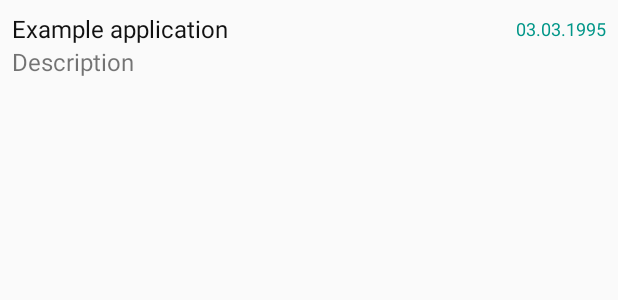
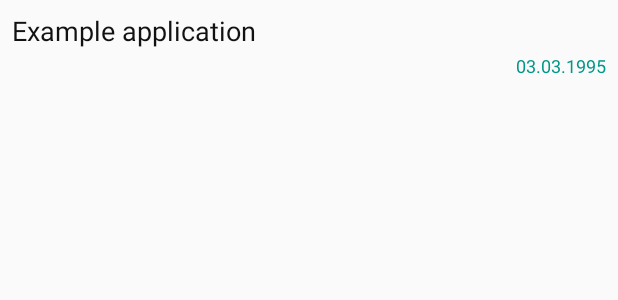
Before and after one commit to AfroMetal/android-DoItLater, an Android app: the layout list_item.xml on its own in the app's theme, with its tools: preview values and no code run, on a phone screen of 412 x 824 dp. Shown: the top 300 px of the screen. Run offline under Robolectric (Android 15) with nearby library versions, the phone set to English and light mode, and no system bars.

```diff
--- a/app/src/main/res/layout/list_item.xml
+++ b/app/src/main/res/layout/list_item.xml
@@ -5,42 +5,31 @@
     android:padding="8dp" >
 
     <TextView
-        android:id="@+id/secondLine"
+        android:id="@+id/date"
         android:layout_width="fill_parent"
-        android:layout_height="26dp"
+        android:layout_height="24dp"
         android:layout_alignParentBottom="true"
         android:layout_alignParentRight="true"
         android:layout_alignParentLeft="true"
-        android:ellipsize="marquee"
         android:maxLines="1"
-        android:text="Description"
-        android:textSize="16sp" />
-
-    <TextView
-        android:id="@+id/firstLine"
-        android:layout_width="wrap_content"
-        android:layout_height="wrap_content"
-        android:layout_above="@id/secondLine"
-        android:layout_alignParentTop="true"
-        android:layout_alignParentLeft="true"
-        android:layout_alignWithParentIfMissing="true"
-        android:gravity="center_vertical|left"
-        android:text="Example application"
-        android:textColor="@color/colorBlack"
-        android:textSize="16sp" />
-
-    <TextView
-        android:id="@+id/date"
-        android:layout_width="wrap_content"
-        android:layout_height="wrap_content"
-        android:layout_above="@id/secondLine"
-        android:layout_toRightOf="@+id/firstLine"
-        android:layout_alignParentRight="true"
-        android:layout_alignParentTop="true"
         android:layout_alignWithParentIfMissing="true"
         android:gravity="center_vertical|right"
         android:text="03.03.1995"
         android:textColor="@color/colorAccent"
         android:textSize="12sp" />
 
+    <TextView
+        android:id="@+id/firstLine"
+        android:layout_width="match_parent"
+        android:layout_height="wrap_content"
+        android:layout_above="@id/date"
+        android:layout_alignParentTop="true"
+        android:layout_alignParentLeft="true"
+        android:layout_alignParentRight="true"
+        android:layout_alignWithParentIfMissing="true"
+        android:gravity="center_vertical"
+        android:text="Example application"
+        android:textColor="@color/colorBlack"
+        android:textSize="18sp" />
+
 </RelativeLayout>
--- a/app/src/main/res/layout/list_view.xml
+++ b/app/src/main/res/layout/list_view.xml
@@ -18,9 +18,12 @@
         android:layout_gravity="bottom|right"
         android:layout_margin="16dp"
         app:fabSize="normal"
+        app:elevation="6dp"
+        app:borderWidth="0dp"
         app:rippleColor="@color/colorAccent"
         android:src="@drawable/ic_playlist_add_black_24dp"
         app:layout_anchor="@android:id/list"
-        app:layout_anchorGravity="bottom|right|end" />
+        app:layout_anchorGravity="bottom|right|end"
+        android:clickable="true"/>
 
 </android.support.design.widget.CoordinatorLayout>
```
Also changed, not shown: app/src/main/res/layout/details_view.xml (+16 -5 lines).
